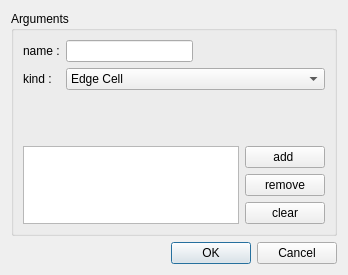
Old version of the form src/HEXABLOCKGUI/Group_QTD.ui in the repository SalomePlatform/hexablock.
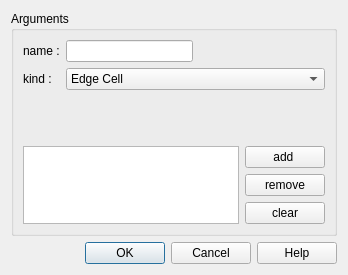
New version of the form.

Commit message: added: -Propagation, Vector ( completed ) dialog panel. -Help button on all panel. -Delegate for all Panel updated: -menu always showed for each action

Patch:
```diff
--- a/src/HEXABLOCKGUI/Group_QTD.ui
+++ b/src/HEXABLOCKGUI/Group_QTD.ui
@@ -124,7 +124,7 @@
       <enum>Qt::Horizontal</enum>
      </property>
      <property name="standardButtons">
-      <set>QDialogButtonBox::Cancel|QDialogButtonBox::Ok</set>
+      <set>QDialogButtonBox::Cancel|QDialogButtonBox::Ok|QDialogButtonBox::Help</set>
      </property>
     </widget>
    </item>
```
The commit also changes 37 other files.
